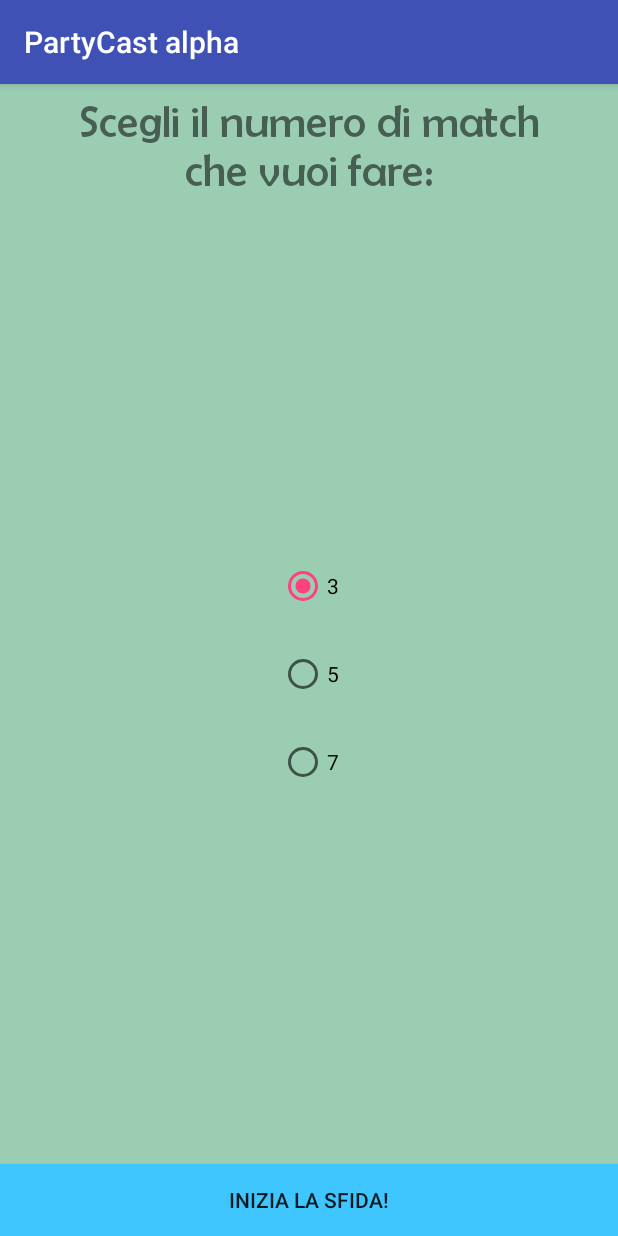
After one commit to MirkoPani/PartyCast, an Android app: the fragment MatchOptionFragment shown on its own in the app's theme, on a phone screen of 412 x 824 dp. The commit adds this screen. Run offline under Robolectric (Android 15) with nearby library versions, the phone set to English and light mode, and no system bars; 1 statement that could not run was skipped.

Commit message:
Inserimento scelta numero di sfide.

```diff
--- a/TutorialProjects/CustomButtonExample/app/src/main/java/com/example/mirko/custombuttonexample/MiniGameManager.java
+++ b/TutorialProjects/CustomButtonExample/app/src/main/java/com/example/mirko/custombuttonexample/MiniGameManager.java
@@ -24,6 +24,8 @@ private static String TAG = "MINIGAMEMANAGER";
                 return new MicMinigame();
             case "shakeMinigame":
                 return new ShakeMinigame();
+            case "endGame":
+                return new EndGame();
             default:
                 Log.d(TAG,"Non è stato scelto nessun minigioco. errore!");
                 return null;
--- /dev/null
+++ b/TutorialProjects/CustomButtonExample/app/src/main/java/com/example/mirko/custombuttonexample/viewpages/MatchOptionFragment.java
@@ -0,0 +1,98 @@
+package com.example.mirko.custombuttonexample.viewpages;
+
+
+import android.os.Bundle;
+import android.support.v4.app.Fragment;
+import android.util.Log;
+import android.view.LayoutInflater;
+import android.view.View;
+import android.view.ViewGroup;
+import android.widget.Button;
+import android.widget.RadioButton;
+import android.widget.RadioGroup;
+
+import com.example.mirko.custombuttonexample.CastConnectionManager;
+import com.example.mirko.custombuttonexample.PartyCastApplication;
+import com.example.mirko.custombuttonexample.R;
+import com.example.mirko.custombuttonexample.adapters.avatarSliderAdapter;
+import com.example.mirko.custombuttonexample.customviews.ButtonPlus;
+import com.example.mirko.custombuttonexample.messages.PlayerPlayingMessage;
+import com.google.android.gms.cast.games.GameManagerClient;
+import com.google.android.gms.common.api.PendingResult;
+import com.google.android.gms.common.api.ResultCallback;
+
+/**
+ * A simple {@link Fragment} subclass.
+ */
+public class MatchOptionFragment extends Fragment{
+    GameManagerClient gmc;
+    RadioGroup rg;
+    ButtonPlus bp;
+
+    private static final String TAG = "MatchOptionFragment";
+
+
+    public MatchOptionFragment() {
+        // Required empty public constructor
+    }
+
+
+    @Override
+    public View onCreateView(LayoutInflater inflater, ViewGroup container,
+                             Bundle savedInstanceState) {
+
+
+        // Inflate the layout for this fragment
+        final View view = inflater.inflate(R.layout.fragment_match_option, container, false);
+
+        //Game manager client
+        gmc = PartyCastApplication.getInstance().getCastConnectionManager().getGameManagerClient();
+
+        //vado a recuperare gli elementi del layout
+        rg = (RadioGroup)view.findViewById(R.id.radioGroup);
+        bp = (ButtonPlus)view.findViewById(R.id.iniziaGioco);
+        bp.setOnClickListener(new View.OnClickListener() {
+            @Override
+            public void onClick(View v) {
+                int idRadio = rg.getCheckedRadioButtonId();
+                RadioButton rb = (RadioButton)view.findViewById(idRadio);
+                Log.d(TAG, "onClick: numero partite scelto: "+Integer.valueOf(rb.getText().toString()));
+                sendPlayingMessage(Integer.valueOf(rb.getText().toString()));
+            }
+        });
+        return view;
+    }
+
+
+    public void sendPlayingMessage(int nSfide){
+        PlayerPlayingMessage ppm=new PlayerPlayingMessage(nSfide);
+
+        final CastConnectionManager ccm=PartyCastApplication.getInstance().getCastConnectionManager();
+        if(ccm.isConnectedToReceiver())
+        {
+            PendingResult<GameManagerClient.GameManagerResult> result = gmc.sendPlayerPlayingRequest(ppm.toJSON());
+
+            result.setResultCallback(
+                    new ResultCallback<GameManagerClient.GameManagerResult>() {
+                        @Override
+                        public void onResult(final GameManagerClient.GameManagerResult
+                                                     gameManagerResult) {
+                            if (gameManagerResult.getStatus().isSuccess()) {
+                                Log.d(TAG, "onResult: Playing!");
+                            } else {
+                                ccm.disconnectFromReceiver(false);
+                                Log.d(TAG, "onResult: Errore sendPlayerPlaying");
+                            }
+
+                        }
+                    });
+
+
+        }
+
+
+
+        Log.d(TAG, "sendPlayingMessage: ");
+    }
+
+}
--- /dev/null
+++ b/TutorialProjects/CustomButtonExample/app/src/main/res/layout/fragment_match_option.xml
@@ -0,0 +1,75 @@
+<android.support.constraint.ConstraintLayout xmlns:android="http://schemas.android.com/apk/res/android"
+    xmlns:app="http://schemas.android.com/apk/res-auto"
+    xmlns:tools="http://schemas.android.com/tools"
+    android:layout_width="match_parent"
+    android:layout_height="match_parent"
+    android:background="#9BCDB3"
+    tools:context="com.example.mirko.custombuttonexample.viewpages.MatchOptionFragment">
+
+    <com.example.mirko.custombuttonexample.customviews.CustomFontTextView
+        android:id="@+id/customFontTextView"
+        style="@style/textavatar"
+        android:layout_width="344dp"
+        android:layout_height="wrap_content"
+        android:text="Scegli il numero di match che vuoi fare:"
+        android:textAlignment="center"
+        android:textSize="30sp"
+        app:layout_constraintTop_toTopOf="parent"
+        android:layout_marginTop="8dp"
+        android:layout_marginLeft="8dp"
+        app:layout_constraintLeft_toLeftOf="parent"
+        android:layout_marginRight="8dp"
+        app:layout_constraintRight_toRightOf="parent" />
+
+    <RadioGroup
+        android:id="@+id/radioGroup"
+        android:layout_width="wrap_content"
+        android:layout_height="wrap_content"
+        app:layout_constraintTop_toBottomOf="@+id/customFontTextView"
+        android:layout_marginRight="8dp"
+        app:layout_constraintRight_toRightOf="parent"
+        android:layout_marginLeft="8dp"
+        app:layout_constraintLeft_toLeftOf="parent"
+        android:layout_marginStart="8dp"
+        android:layout_marginEnd="8dp"
+        android:layout_marginBottom="8dp"
+        app:layout_constraintBottom_toTopOf="@+id/iniziaGioco">
+
+        <RadioButton
+            android:id="@+id/choose3"
+            android:layout_width="wrap_content"
+            android:layout_height="wrap_content"
+            android:layout_margin="20px"
+            android:layout_weight="1"
+            android:checked="true"
+            android:text="3" />
+
+        <RadioButton
+            android:id="@+id/choose5"
+            android:layout_width="wrap_content"
+            android:layout_height="wrap_content"
+            android:layout_weight="1"
+            android:layout_margin="20px"
+            android:text="5" />
+
+        <RadioButton
+            android:id="@+id/choose7"
+            android:layout_width="wrap_content"
+            android:layout_height="wrap_content"
+            android:layout_weight="1"
+            android:layout_margin="20px"
+            android:text="7" />
+
+    </RadioGroup>
+
+    <com.example.mirko.custombuttonexample.customviews.ButtonPlus
+        android:id="@+id/iniziaGioco"
+        android:layout_width="0dp"
+        android:layout_height="wrap_content"
+        android:text="Inizia la sfida!"
+        android:background="@color/lightBlue"
+        app:layout_constraintBottom_toBottomOf="parent"
+        app:layout_constraintLeft_toLeftOf="parent"
+        app:layout_constraintRight_toRightOf="parent"
+        app:layout_constraintHorizontal_bias="1.0" />
+</android.support.constraint.ConstraintLayout>
--- a/TutorialProjects/CustomButtonExample/app/src/main/res/values/strings.xml
+++ b/TutorialProjects/CustomButtonExample/app/src/main/res/values/strings.xml
@@ -7,4 +7,7 @@
         Occhiali,Pantalone,Maglia,Mutande,Calzino,Televisione,Gomma,Matita,Sole,Luna,Gelato,Pizza,Panino,Kraken,
         Gondola,Venezia,Roma,Milano,Pesce,Delfino,Teatro
     </string>
+
+    <!-- TODO: Remove or change this placeholder text -->
+    <string name="hello_blank_fragment">Hello blank fragment</string>
 </resources>
```
Also changed, not shown: TutorialProjects/CustomButtonExample/app/src/main/java/com/example/mirko/custombuttonexample/LobbyFragment.java (+9 -32 lines), TutorialProjects/CustomButtonExample/app/src/main/java/com/example/mirko/custombuttonexample/messages/PlayerPlayingMessage.java (+14 -2 lines), TutorialProjects/CustomButtonExample/app/src/main/java/com/example/mirko/custombuttonexample/miniGameFragments/EndGame.java (added, +157 -0 lines), TutorialProjects/CustomButtonExample/app/src/main/res/layout/elemento_classifica.xml (added, +46 -0 lines), TutorialProjects/CustomButtonExample/app/src/main/res/layout/fragment_end_game.xml (added, +44 -0 lines).
